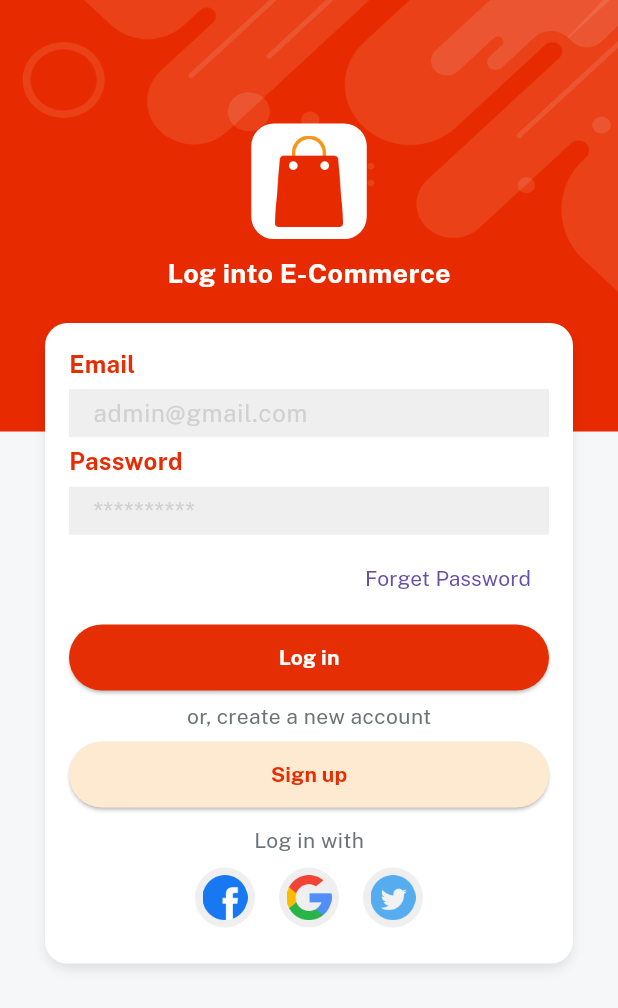
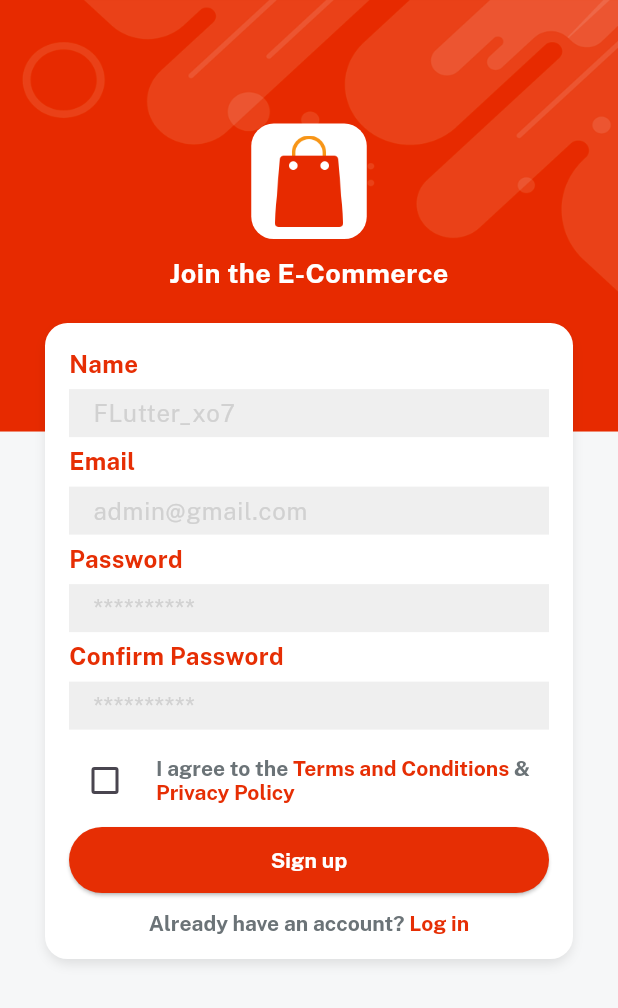
Before and after one commit to jadhavdurgesh/e_commerce, a Flutter app: the screen it shows after launch, after a tap on "Sign up", on a phone screen of 412 x 824 dp. Shown: the top 1008 px of the screen. Run offline on Flutter 3.47's test engine with Material 2 defaults, Android fonts, the phone set to English and light mode, and no system bars; our stand-ins replace get, velocity_x.

Commit message:
Signup page is done .

```diff
--- a/lib/consts/strings.dart
+++ b/lib/consts/strings.dart
@@ -5,8 +5,14 @@ const email = 'Email';
 const emailHint = 'admin@gmail.com';
 const password = 'Password';
 const passwordHint = '**********';
+const confirmPassword = "Confirm Password";
+const name = 'Name';
+const nameHint = "FLutter_xo7";
 const forgetPassword = "Forget Password";
 const login = "Log in";
-const singup = "Sign up";
+const signup = "Sign up";
 const createNewAccount = "or, create a new account";
 const loginWith = "Log in with";
+const privacyPolicy = "Privacy Policy";
+const termsAndConditions = "Terms and Conditions";
+const alreadyHaveAnAccount = "Already have an account? ";
--- a/lib/views/auth_screen/login_screen.dart
+++ b/lib/views/auth_screen/login_screen.dart
@@ -1,9 +1,11 @@
 import 'package:e_commerce/consts/consts.dart';
 import 'package:e_commerce/consts/lists.dart';
+import 'package:e_commerce/views/auth_screen/signup_screen.dart';
 import 'package:e_commerce/widgets%20common/applogo_widget.dart';
 import 'package:e_commerce/widgets%20common/bg_widget.dart';
 import 'package:e_commerce/widgets%20common/button_widget.dart';
 import 'package:e_commerce/widgets%20common/custom_textfield.dart';
+import 'package:get/get.dart';
 
 class LoginScreen extends StatelessWidget {
   LoginScreen({super.key});
@@ -51,17 +53,20 @@ class LoginScreen extends StatelessWidget {
                     textColor: whiteColor,
                     onPress: (){}
                   ).box.width(context.screenWidth-60).make(),
-                  5.heightBox,
+                  7.heightBox,
                   createNewAccount.text.color(fontGrey).make(),
-                  5.heightBox,
+                  7.heightBox,
                   buttonWidget(
-                    title: singup,
+                    title: signup,
                     color: lightgolden,
                     textColor: redColor,
-                    onPress: (){}
+                    onPress: (){
+                      Get.to( ()=> SignUpScreen());
+                    }
                   ).box.width(context.screenWidth-60).make(),
                   10.heightBox,
                   loginWith.text.color(fontGrey).make(),
+                  5.heightBox,
                   Row(
                     mainAxisAlignment: MainAxisAlignment.center,
                     children: List.generate(
@@ -72,7 +77,7 @@ class LoginScreen extends StatelessWidget {
                           backgroundColor: lightGrey,
                           child: Image.asset(
                             socialIconList[index],
-                            width: 30,
+                            width: 35,
                             ),
                         ),
                       )
--- /dev/null
+++ b/lib/views/auth_screen/signup_screen.dart
@@ -0,0 +1,116 @@
+import 'package:e_commerce/consts/consts.dart';
+import 'package:get/get.dart';
+
+import '../../consts/lists.dart';
+import '../../widgets common/applogo_widget.dart';
+import '../../widgets common/bg_widget.dart';
+import '../../widgets common/button_widget.dart';
+import '../../widgets common/custom_textfield.dart';
+
+class SignUpScreen extends StatelessWidget {
+  SignUpScreen({super.key});
+
+  final emailController = TextEditingController();
+  final passwordController = TextEditingController();
+
+  @override
+  Widget build(BuildContext context) {
+    return bgWidget(
+        child: Scaffold(
+      resizeToAvoidBottomInset: false,
+      body: Center(
+        child: Column(
+          children: [
+            (context.screenHeight * 0.1).heightBox,
+            appLogoWidget(),
+            10.heightBox,
+            "Join the $appname".text.fontFamily(semibold).size(18).white.make(),
+            20.heightBox,
+            Column(
+              children: [
+                customTextField(
+                  hintText: nameHint,
+                  title: name,
+                ),
+                customTextField(
+                  hintText: emailHint,
+                  title: 'Email',
+                  controller: emailController,
+                ),
+                customTextField(
+                  hintText: passwordHint,
+                  title: 'Password',
+                  controller: passwordController,
+                ),
+                customTextField(
+                  hintText: passwordHint,
+                  title: confirmPassword,
+                ),
+                5.heightBox,
+                Row(
+                  children: [
+                    Checkbox(
+                        checkColor: redColor,
+                        value: false,
+                        onChanged: (newValue) {}),
+                    10.widthBox,
+                    Expanded(
+                      child: RichText(
+                          text: const TextSpan(children: [
+                        TextSpan(
+                            text: "I agree to the ",
+                            style:
+                                TextStyle(fontFamily: bold, color: fontGrey)),
+                        TextSpan(
+                            text: termsAndConditions,
+                            style:
+                                TextStyle(fontFamily: bold, color: redColor)),
+                        TextSpan(
+                            text: " & ",
+                            style:
+                                TextStyle(fontFamily: bold, color: fontGrey)),
+                        TextSpan(
+                            text: privacyPolicy,
+                            style:
+                                TextStyle(fontFamily: bold, color: redColor)),
+                      ])),
+                    )
+                  ],
+                ),
+                5.heightBox,
+                buttonWidget(
+                        title: signup,
+                        color: redColor,
+                        textColor: whiteColor,
+                        onPress: () {})
+                    .box
+                    .width(context.screenWidth - 60)
+                    .make(),
+                10.heightBox,
+                // wrapping into gesture detector of velocity_x
+                RichText(
+                    text: const TextSpan(children: [
+                  TextSpan(
+                      text: alreadyHaveAnAccount,
+                      style: TextStyle(fontFamily: bold, color: fontGrey)),
+                  TextSpan(
+                      text: login,
+                      style: TextStyle(fontFamily: bold, color: redColor))
+                ])).onTap(() {
+                  Get.back();
+                })
+              ],
+            )
+                .box
+                .white
+                .rounded
+                .padding(const EdgeInsets.all(16))
+                .width(context.screenWidth - 60)
+                .shadowMd
+                .make(),
+          ],
+        ),
+      ),
+    ));
+  }
+}
--- a/lib/widgets common/button_widget.dart
+++ b/lib/widgets common/button_widget.dart
@@ -6,9 +6,7 @@ Widget buttonWidget({onPress, color, textColor,String? title}){
       backgroundColor: color,
       padding: const EdgeInsets.all(12)
     ),
-    onPressed: () {
-      onPress;
-    },
+    onPressed: onPress,
     child: title!.text.color(textColor).fontFamily(bold).make()
     );
 }
```
